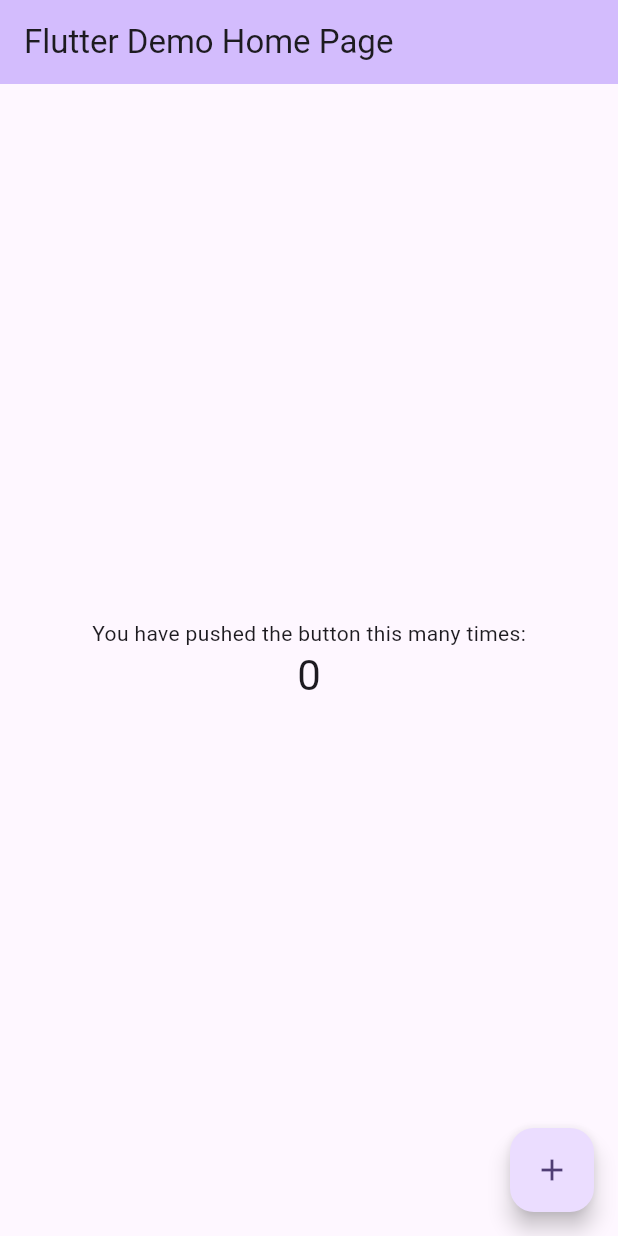
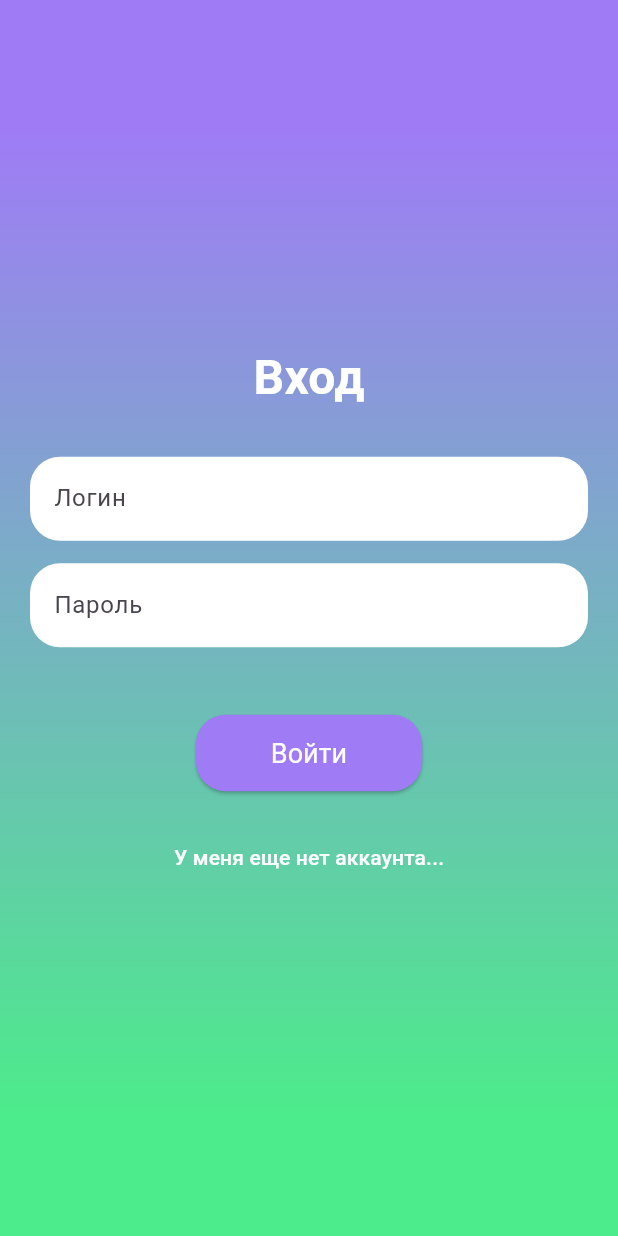
Before and after one commit to AlexGeorgievich/zc_dodiddone, a Flutter app: the screen it shows after launch, on a phone screen of 412 x 824 dp. Run offline on Flutter 3.47's test engine with Material 3 defaults, Android fonts, the phone set to English and light mode, and no system bars.

Commit message:
логин page

```diff
--- a/lib/app/app.dart
+++ b/lib/app/app.dart
@@ -1,6 +1,7 @@
+import 'package:flutter/material.dart';
+import 'package:zc_dodiddone/theme/theme.dart';
 
-import 'package:flutter/material.dart';
-import 'package:zc_dodiddone/pages/my_home_page.dart';
+import '../pages/login_page.dart';
 
 class MyApp extends StatelessWidget {
   const MyApp({super.key});
@@ -10,13 +11,8 @@ class MyApp extends StatelessWidget {
   Widget build(BuildContext context) {
     return MaterialApp(
       title: 'Flutter Demo',
-      theme: ThemeData(
-        // This is the theme of your application.
-
-        colorScheme: ColorScheme.fromSeed(seedColor: Colors.deepPurple),
-        useMaterial3: true,
-      ),
-      home: const MyHomePage(title: 'Flutter Demo Home Page'),
+      theme: DoDidDoneTheme.lightTheme,
+      home: const LoginPage(),
     );
   }
 }
--- /dev/null
+++ b/lib/pages/login_page.dart
@@ -0,0 +1,128 @@
+import 'package:flutter/material.dart';
+import 'package:zc_dodiddone/theme/theme.dart';
+// import 'package:zc_dodiddone/theme/theme.dart';
+
+class LoginPage extends StatefulWidget {
+  const LoginPage({Key? key}) : super(key: key);
+
+  @override
+  State<LoginPage> createState() => _LoginPageState();
+}
+
+class _LoginPageState extends State<LoginPage> {
+  bool _isSignIn = true; // True for sign in, false for sign up
+
+  @override
+  Widget build(BuildContext context) {
+    return Scaffold(
+      body: Container(
+        decoration: BoxDecoration(
+          gradient: LinearGradient(
+            begin: Alignment.topCenter,
+            end: Alignment.bottomCenter,
+            colors: _isSignIn
+                ? [
+                    DoDidDoneTheme.lightTheme.colorScheme.primary,
+                    DoDidDoneTheme.lightTheme.colorScheme.secondary,
+                ]
+                : [
+                    DoDidDoneTheme.lightTheme.colorScheme.secondary,
+                    DoDidDoneTheme.lightTheme.colorScheme.primary,
+                  ],
+            stops: const [0.1, 0.9], // Primary color occupies 90%
+          ),
+        ),
+        child: Padding(
+          padding: const EdgeInsets.all(20.0),
+          child: Column(
+            mainAxisAlignment: MainAxisAlignment.center,
+            children: [
+              Text(
+                _isSignIn ? 'Вход' : 'Регистрация',
+                style: const TextStyle(
+                  fontSize: 32,
+                  fontWeight: FontWeight.bold,
+                  color: Colors.white,
+                ),
+              ),
+              const SizedBox(height: 30),
+              // Поле логин
+              TextField(
+                decoration: const InputDecoration(
+                  hintText: 'Логин',
+                  filled: true,
+                  fillColor: Colors.white,
+                  border: OutlineInputBorder(
+                    borderRadius: BorderRadius.all(Radius.circular(20)),
+                    borderSide: BorderSide.none,
+                  ),
+                ),
+              ),
+              const SizedBox(height: 15),
+              // Поле пароля
+              TextField(
+                obscureText: true,
+                decoration: const InputDecoration(
+                  hintText: 'Пароль',
+                  filled: true,
+                  fillColor: Colors.white,
+                  border: OutlineInputBorder(
+                    borderRadius: BorderRadius.all(Radius.circular(20)),
+                    borderSide: BorderSide.none,
+                  ),
+                ),
+              ),
+              const SizedBox(height: 15),
+              // Поле "Повторить пароль" (только для регистрации)
+              if (!_isSignIn)
+                TextField(
+                  obscureText: true,
+                  decoration: const InputDecoration(
+                    hintText: 'Повторить пароль',
+                    filled: true,
+                    fillColor: Colors.white,
+                    border: OutlineInputBorder(
+                      borderRadius: BorderRadius.all(Radius.circular(20)),
+                      borderSide: BorderSide.none,
+                    ),
+                  ),
+                ),
+              const SizedBox(height: 30),
+              // кнопка "Войти"++++++++++++++++
+              ElevatedButton(
+                onPressed: () {
+                  // Handle sign in/sign up logic here
+                },
+                style: ElevatedButton.styleFrom(
+                  backgroundColor: _isSignIn
+                      ? DoDidDoneTheme.lightTheme.colorScheme.primary
+                      : DoDidDoneTheme.lightTheme.colorScheme.secondary,
+                  padding: const EdgeInsets.symmetric(horizontal: 50, vertical: 15),
+                  textStyle: const TextStyle(fontSize: 18),
+                  shape: RoundedRectangleBorder(
+                    borderRadius: BorderRadius.circular(20),
+                  ),
+                ),
+                child: Text(_isSignIn ? 'Войти' : 'Зарегистрироваться'),
+              ),
+              const SizedBox(height: 20),
+              TextButton(
+                onPressed: () {
+                  setState(() {
+                    _isSignIn = !_isSignIn;
+                  });
+                },
+                child: Text(
+                  _isSignIn
+                      ? 'У меня еще нет аккаунта...'
+                      : 'Уже есть аккаунт...',
+                  style: const TextStyle(color: Colors.white),
+                ),
+              ),
+            ],
+          ),
+        ),
+      ),
+    );
+  }
+}
--- a/lib/pages/my_home_page.dart
+++ /dev/null
@@ -1,56 +0,0 @@
-
-import 'package:flutter/material.dart';
-
-class MyHomePage extends StatefulWidget {
-  const MyHomePage({super.key, required this.title});
-
-  final String title;
-
-  @override
-  State<MyHomePage> createState() => _MyHomePageState();
-}
-
-class _MyHomePageState extends State<MyHomePage> {
-  int _counter = 0;
-
-  void _incrementCounter() {
-    setState(() {
-
-      _counter++;
-    });
-  }
-
-  @override
-  Widget build(BuildContext context) {
-
-    return Scaffold(
-      appBar: AppBar(
-
-        backgroundColor: Theme.of(context).colorScheme.inversePrimary,
-
-        title: Text(widget.title),
-      ),
-      body: Center(
-
-        child: Column(
-
-          mainAxisAlignment: MainAxisAlignment.center,
-          children: <Widget>[
-            const Text(
-              'You have pushed the button this many times:',
-            ),
-            Text(
-              '$_counter',
-              style: Theme.of(context).textTheme.headlineMedium,
-            ),
-          ],
-        ),
-      ),
-      floatingActionButton: FloatingActionButton(
-        onPressed: _incrementCounter,
-        tooltip: 'Increment',
-        child: const Icon(Icons.add),
-      ), // This trailing comma makes auto-formatting nicer for build methods.x
-    );
-  }
-}
--- /dev/null
+++ b/lib/theme/theme.dart
@@ -0,0 +1,22 @@
+import 'package:flutter/material.dart';
+// import 'package:flutter/material.dart';
+
+class DoDidDoneTheme {
+  static ThemeData lightTheme = ThemeData(
+    colorScheme: ColorScheme.fromSeed(
+      seedColor: const Color(0xFF9f7bf6), // Primary color
+      primary: const Color(0xFF9f7bf6), // Primary color
+      secondary: const Color(0xFF4ceb8b), // Secondary color
+    ),
+    useMaterial3: true,
+    // Добавляем стиль для кнопок
+    elevatedButtonTheme: ElevatedButtonThemeData(
+      style: ButtonStyle(
+        foregroundColor: MaterialStateProperty.all<Color>(Colors.white),
+        textStyle: MaterialStateProperty.all<TextStyle>(
+          const TextStyle(color: Colors.white), // Текст кнопок белый
+        ),
+      ),
+    ),
+  );
+}
```
Also changed, not shown: lib/main.dart (line endings or trailing spaces).
